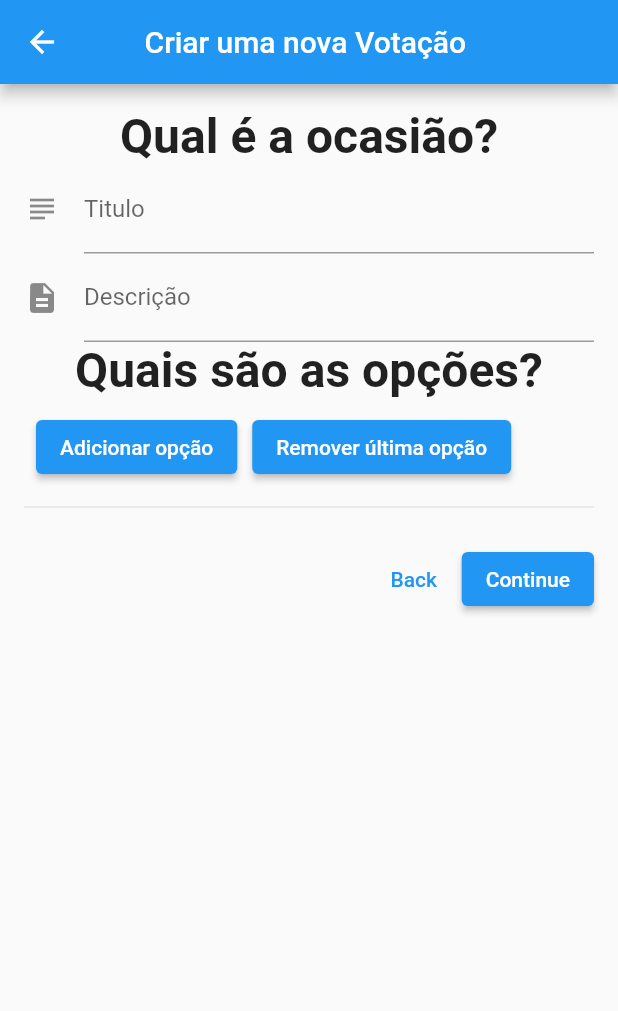
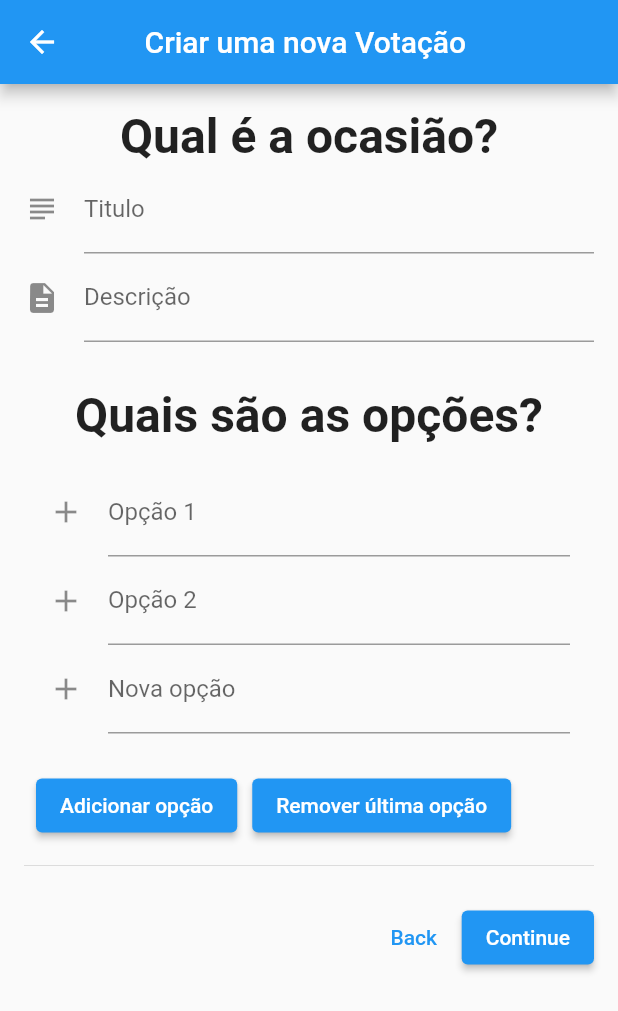
Before and after one commit to TwinsenMinothar/votop, a Flutter app: the CreationNewVote screen opened directly, after a tap on "Adicionar opção", on a phone screen of 412 x 824 dp. Shown: the top 1011 px of the screen. Run offline on Flutter 3.47's test engine with Material 2 defaults, Android fonts, the phone set to English and light mode, and no system bars; our stand-ins replace date_field, email_validator; missing offline and left inert: firedart.

Commit message:
fix: saving new vote to firebase

```diff
--- a/lib/UI/components/button_continue.dart
+++ b/lib/UI/components/button_continue.dart
@@ -2,15 +2,19 @@ import 'package:flutter/material.dart';
 
 class ButtonContinue extends StatelessWidget {
   final Function nextPage;
+  final Function? save;
 
-  const ButtonContinue({
+ const ButtonContinue({
     required this.nextPage,
+    this.save
   });
 
   @override
   Widget build(BuildContext context) {
     return ElevatedButton(
       onPressed:  () {
+        if(save != null)
+          save!();
         Navigator.of(context).push(
           MaterialPageRoute(builder: (context) => nextPage() ),
         );
--- a/lib/UI/creation_new_vote.dart
+++ b/lib/UI/creation_new_vote.dart
@@ -31,6 +31,22 @@ List<OptionSetting> settingOptions = [
 ];
 
 class CreationNewVote extends StatefulWidget {
+  late PollModel poll;
+
+  CreationNewVote() {
+    poll = new PollModel('Título da votação', 'Sua descrição da votação');
+    options = [];
+    for (var option in this.poll.options) {
+      options.add(new Option(option['title']));
+    }
+  }
+
+  saveOptions() async {
+    List<String> titles = [];
+    for (var option in options) titles.add(option.titleController.text);
+    await this.poll.saveOptions(titles);
+  }
+
   @override
   _CreationNewVoteState createState() => _CreationNewVoteState();
 }
@@ -44,8 +60,6 @@ class _CreationNewVoteState extends State<CreationNewVote> {
   void initState() {
     // TODO: implement initState
     super.initState();
-    options.add(Option('Nova opção'));
-    options.add(Option('Nova opção'));
   }
 
   @override
@@ -77,10 +91,12 @@ class _CreationNewVoteState extends State<CreationNewVote> {
                   TextFormField(
                     controller: descriptionController,
                     decoration: InputDecoration(
-                        labelText: 'Descrição',
-                        icon: Icon(Icons.description)),
+                        labelText: 'Descrição', icon: Icon(Icons.description)),
                   ),
                 ],
+              ),
+              SizedBox(
+                height: 30,
               ),
               Column(
                 children: [
@@ -90,6 +106,15 @@ class _CreationNewVoteState extends State<CreationNewVote> {
                       fontSize: 32,
                       fontWeight: FontWeight.bold,
                     ),
+                  ),
+                  ListView.builder(
+                    physics: NeverScrollableScrollPhysics(),
+                    shrinkWrap: true,
+                    padding: EdgeInsets.all(16.0),
+                    itemBuilder: (BuildContext context, int index) {
+                      return options[index];
+                    },
+                    itemCount: options.length,
                   ),
                   Padding(
                     padding: const EdgeInsets.all(8.0),
@@ -127,7 +152,13 @@ class _CreationNewVoteState extends State<CreationNewVote> {
                   mainAxisAlignment: MainAxisAlignment.end,
                   children: [
                     ButtonBack(),
-                    ButtonContinue(nextPage: () => AdminPanel()),
+                    ButtonContinue(
+                        nextPage: () => AdminPanel(),
+                        save: () async {
+                          this.widget.poll.setAttrs(titleController.text,descriptionController.text);
+                          await this.widget.poll.createPoll();
+                          await this.widget.saveOptions();
+                        }),
                   ],
                 ),
               ),
```
Also changed, not shown: lib/models/poll_model.dart (+9 -1 lines).
